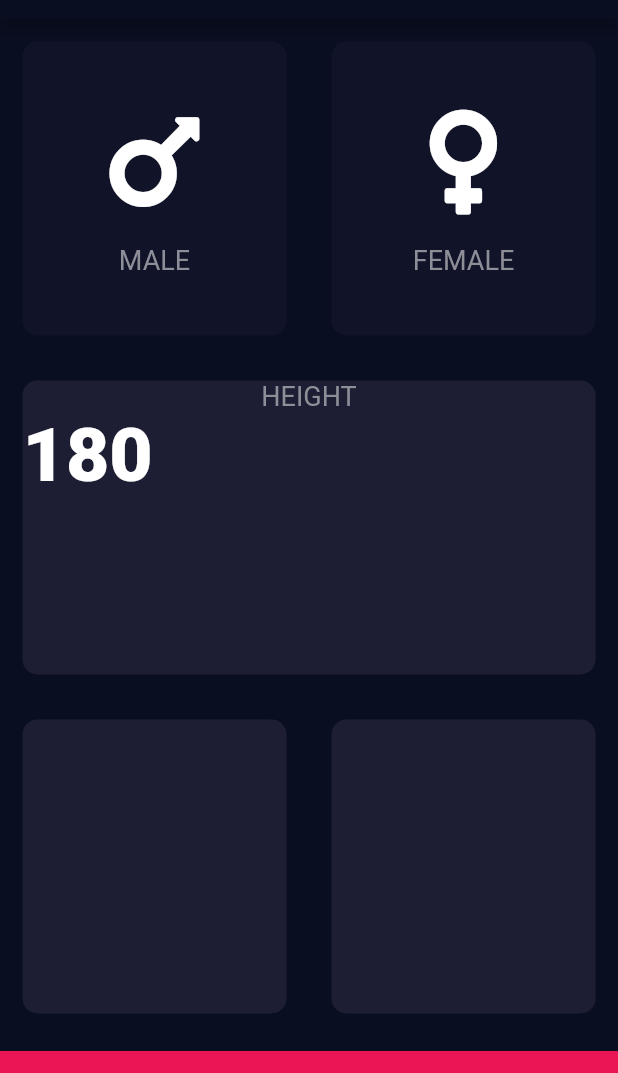
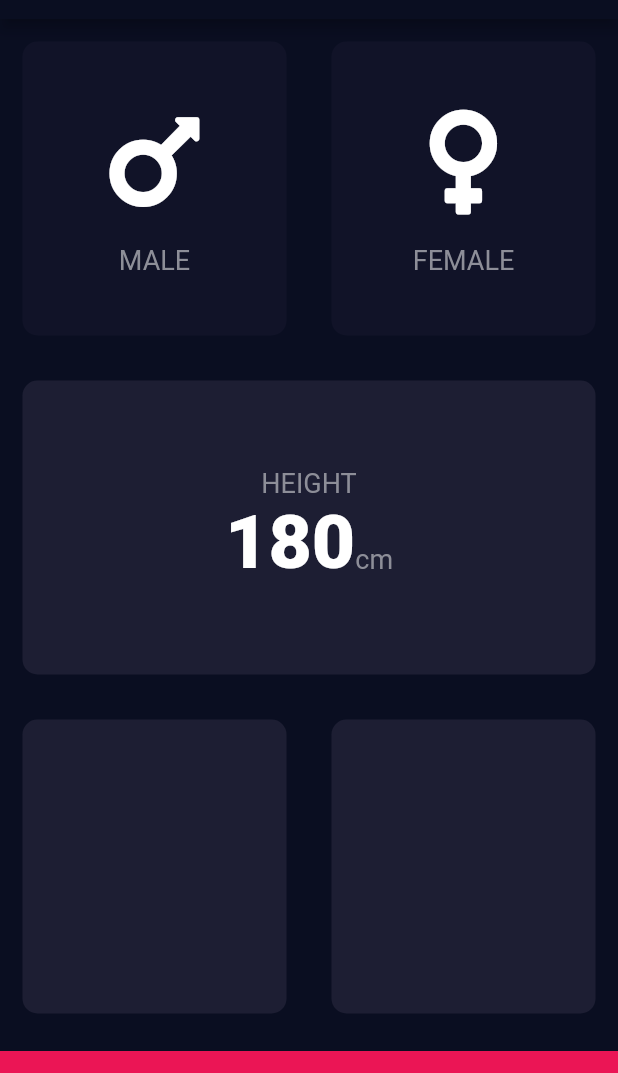
Before and after one commit to leetrent/bmi-calculator-flutter, a Flutter app: the screen it shows after launch, on a phone screen of 412 x 824 dp, the part 65-1138 px from its top. Run offline on Flutter 3.47's test engine with Material 2 defaults, Android fonts, the phone set to English and light mode, and no system bars; our stand-ins replace font_awesome_flutter.

Commit message:
Formats text in card that will hold slider widget

```diff
--- a/lib/input_page.dart
+++ b/lib/input_page.dart
@@ -1,3 +1,4 @@
+import 'package:flutter/cupertino.dart';
 import 'package:flutter/material.dart';
 import 'package:font_awesome_flutter/font_awesome_flutter.dart';
 
@@ -69,16 +70,24 @@ class _InputPageState extends State<InputPage> {
             child: ReusableCard(
               colour: kActiveCardColor,
               childChild: Column(
+                mainAxisAlignment: MainAxisAlignment.center,
                 children: <Widget>[
                   Text(
                     'HEIGHT',
                     style: kLabelTextStyle,
                   ),
                   Row(
+                    mainAxisAlignment: MainAxisAlignment.center,
+                    crossAxisAlignment: CrossAxisAlignment.baseline,
+                    textBaseline: TextBaseline.alphabetic,
                     children: <Widget>[
                       Text(
                         '180',
                         style: kNumberTextStyle,
+                      ),
+                      Text(
+                        'cm',
+                        style: kLabelTextStyle,
                       ),
                     ],
                   ),
```
